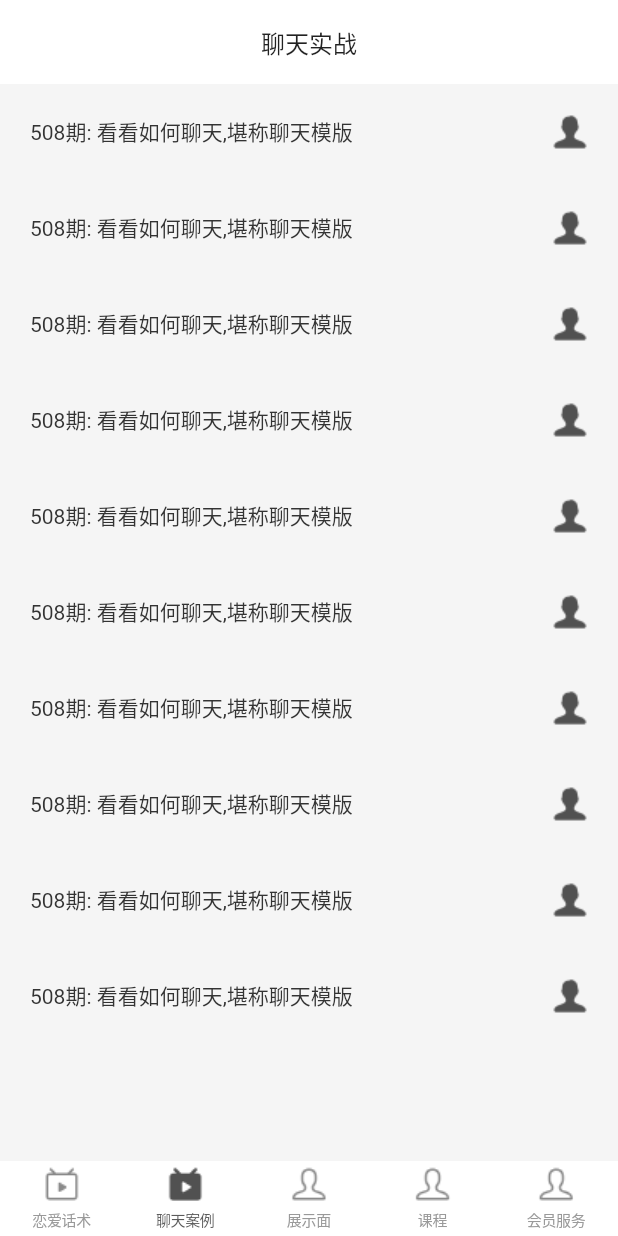
After one commit to gongchaobin/flutter_LoveApp, a Flutter app: the screen it shows after launch, item 2 of the bottom bar chosen, on a phone screen of 412 x 824 dp. The commit adds this screen. Run offline on Flutter 3.47's test engine with Material 2 defaults, Android fonts, the phone set to English and light mode, and no system bars; our stand-ins replace cached_network_image, carousel_slider, dio, webview_flutter; missing offline and left inert: dart:ffi; network calls fail.

Commit message:
聊天案例/展示页列表处理

```diff
--- a/lib/app/RootScene.dart
+++ b/lib/app/RootScene.dart
@@ -1,8 +1,10 @@
 import 'package:flutter/cupertino.dart';
 import 'package:flutter/material.dart';
 import 'package:love_app/app/AppColor.dart';
+import 'package:love_app/chat/ChatCaseSence.dart';
 import 'package:love_app/home/HomeScene.dart';
 import 'package:love_app/my/MyScene.dart';
+import 'package:love_app/show/ShowScene.dart';
 
 class RootScene extends StatefulWidget {
 
@@ -51,8 +53,8 @@ class _RootSceneState extends State<RootScene> {
       body: IndexedStack(
         children: <Widget>[
           HomeScene(),
-          HomeScene(),
-          HomeScene(),
+          ChatCaseSence(),
+          ShowScene(),
           HomeScene(),
           MyScene(),
         ],
--- /dev/null
+++ b/lib/chat/ChatCaseSence.dart
@@ -0,0 +1,22 @@
+
+
+import 'package:flutter/material.dart';
+import 'package:love_app/chat/ChatListView.dart';
+
+class ChatCaseSence extends StatelessWidget {
+  @override
+  Widget build(BuildContext context) {
+    // TODO: implement build
+    return Scaffold(
+      appBar: AppBar(
+        title: Text(
+          "聊天实战",
+          style: TextStyle(fontSize: 16),
+        ),
+        centerTitle: true,
+        elevation: 0,
+      ),
+      body: ChatListView(),
+    );
+  }
+}
--- /dev/null
+++ b/lib/chat/ChatListView.dart
@@ -0,0 +1,74 @@
+
+import 'package:flutter/cupertino.dart';
+import 'package:flutter/material.dart';
+import 'package:love_app/app/AppColor.dart';
+
+class ChatListView extends StatefulWidget {
+  @override
+  State<StatefulWidget> createState() {
+    // TODO: implement createState
+    return ChatListViewState();
+  }
+
+}
+
+class ChatListViewState extends State<ChatListView> {
+
+  var datas;
+
+  @override
+  void initState() {
+    // TODO: implement initState
+    super.initState();
+  }
+
+  @override
+  Widget build(BuildContext context) {
+    // TODO: implement build
+//    if(datas == null) {
+//      return Center(
+//        child: CupertinoActivityIndicator(
+//        ),
+//      );
+//    } else{
+        return Container(
+          child: RefreshIndicator(
+            color: AppColor.primary,
+            onRefresh: fetchData,
+            child: new ListView.builder(
+              itemCount: 10,
+              itemBuilder: (BuildContext context,int index) {
+                return buildItem();
+              },
+            ),
+          ),
+        );
+//    }
+  }
+
+  Widget buildItem() {
+    return Container(
+      padding: EdgeInsets.all(20),
+      child: Row(
+        mainAxisAlignment: MainAxisAlignment.spaceBetween,
+        children: <Widget>[
+          Text(
+            "508期: 看看如何聊天,堪称聊天模版",
+            style: TextStyle(fontSize: 14),
+          ),
+          Image.asset('images/tab_my_selected.png')
+        ],
+
+      ),
+    );
+  }
+
+
+
+  Future<void> fetchData() {
+
+  }
+
+
+
+}
--- a/lib/home/HomeListView.dart
+++ b/lib/home/HomeListView.dart
@@ -81,6 +81,4 @@ class HomeListViewState extends State<HomeListView> {
   }
 
 
-
-
 }
--- /dev/null
+++ b/lib/show/ShowScene.dart
@@ -0,0 +1,23 @@
+
+import 'package:flutter/material.dart';
+import 'package:love_app/chat/ChatListView.dart';
+
+class ShowScene extends StatelessWidget {
+
+  @override
+  Widget build(BuildContext context) {
+    // TODO: implement build
+    return Scaffold(
+      appBar: AppBar(
+        title: Text(
+          "展示面",
+          style: TextStyle(fontSize: 16),
+        ),
+        centerTitle: true,
+        elevation: 0,
+      ),
+      body: ChatListView(),
+    );
+  }
+
+}
```
